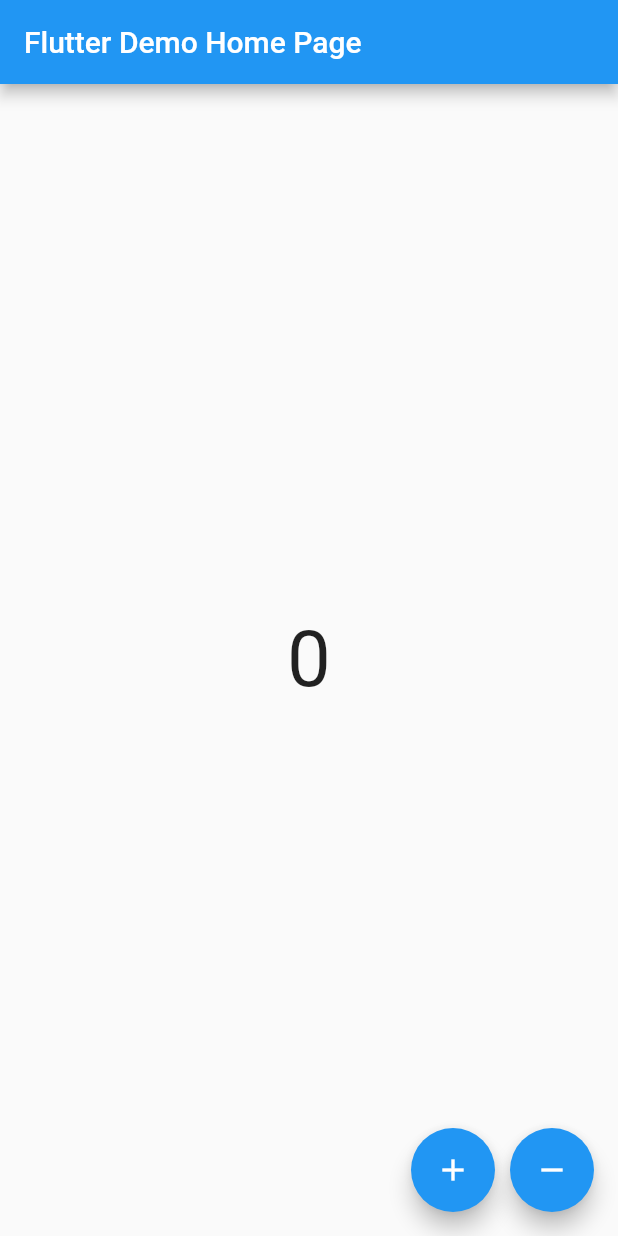
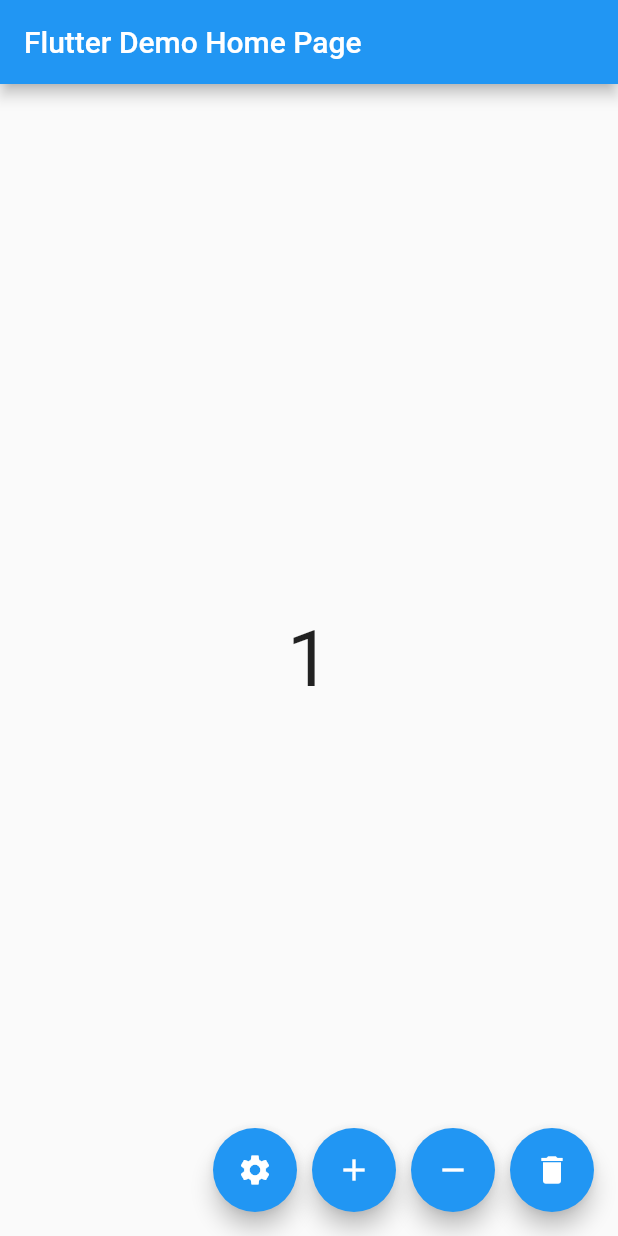
Before and after one commit to adedrey/learning_bloc, a Flutter app: the screen it shows after launch, after a tap on the "add" icon, on a phone screen of 412 x 824 dp. Run offline on Flutter 3.47's test engine with Material 2 defaults, Android fonts, the phone set to English and light mode, and no system bars; our stand-ins replace bloc, bloc_concurrency, equatable, flutter_bloc, hydrated_bloc.

Commit message:
hydrated

```diff
--- a/lib/bloc/counter/counter_bloc.dart
+++ b/lib/bloc/counter/counter_bloc.dart
@@ -1,11 +1,12 @@
 import 'package:bloc/bloc.dart';
 import 'package:bloc_concurrency/bloc_concurrency.dart';
 import 'package:equatable/equatable.dart';
+import 'package:hydrated_bloc/hydrated_bloc.dart';
 
 part 'counter_event.dart';
 part 'counter_state.dart';
 
-class CounterBloc extends Bloc<CounterEvent, CounterState> {
+class CounterBloc extends Bloc<CounterEvent, CounterState> with HydratedMixin {
   CounterBloc() : super(CounterState.initial()) {
     // on<IncrementCountEvent>(
     //   _incrementCountEvent,
@@ -32,13 +33,27 @@ class CounterBloc extends Bloc<CounterEvent, CounterState> {
 
   Future<void> _incrementCountEvent(
       IncrementCountEvent event, Emitter<CounterState> emit) async {
-    await Future.delayed(Duration(seconds: 2));
     emit(state.copyWith(counter: state.counter + 1));
   }
 
   Future<void> _decrementCountEvent(
       DecrementCountEvent event, Emitter<CounterState> emit) async {
-    await Future.delayed(Duration(seconds: 2));
     emit(state.copyWith(counter: state.counter - 1));
   }
+
+  @override
+  CounterState? fromJson(Map<String, dynamic> json) {
+    print('Counter from storage: $json');
+    final counterState = CounterState.fromJson(json);
+    print("CounterState: $counterState");
+    return counterState;
+  }
+
+  @override
+  Map<String, dynamic>? toJson(CounterState state) {
+    print('Counter to storage: $state');
+    final counterJson = state.toJson();
+    print("CounterJson: $counterJson");
+    return counterJson;
+  }
 }
--- /dev/null
+++ b/lib/bloc/theme/theme_bloc.dart
@@ -0,0 +1,39 @@
+import 'package:bloc/bloc.dart';
+import 'package:bloc_concurrency/bloc_concurrency.dart';
+import 'package:equatable/equatable.dart';
+import 'package:hydrated_bloc/hydrated_bloc.dart';
+
+part 'theme_event.dart';
+part 'theme_state.dart';
+
+class ThemeBloc extends Bloc<ThemeEvent, ThemeState> with HydratedMixin {
+  ThemeBloc() : super(ThemeState.initial()) {
+    on<ChangeThemeEvent>(
+      (event, emit) {
+        emit(
+          state.copyWith(
+              appTheme: state.appTheme == AppTheme.light
+                  ? AppTheme.dark
+                  : AppTheme.light),
+        );
+      },
+      transformer: sequential(),
+    );
+  }
+
+  @override
+  ThemeState? fromJson(Map<String, dynamic> json) {
+    print('Counter from storage: $json');
+    final themeState = ThemeState.fromJson(json);
+    print("ThemeState: $themeState");
+    return themeState;
+  }
+
+  @override
+  Map<String, dynamic>? toJson(ThemeState state) {
+    print('Counter to storage: $state');
+    final themeJson = state.toJson();
+    print("ThemeState: $themeJson");
+    return themeJson;
+  }
+}
--- /dev/null
+++ b/lib/bloc/theme/theme_event.dart
@@ -0,0 +1,10 @@
+part of 'theme_bloc.dart';
+
+abstract class ThemeEvent extends Equatable {
+  const ThemeEvent();
+
+  @override
+  List<Object> get props => [];
+}
+
+class ChangeThemeEvent extends ThemeEvent {}
--- /dev/null
+++ b/lib/bloc/theme/theme_state.dart
@@ -0,0 +1,48 @@
+// ignore_for_file: public_member_api_docs, sort_constructors_first
+part of 'theme_bloc.dart';
+
+enum AppTheme {
+  dark,
+  light;
+
+  String toJson() => name;
+  static AppTheme fromJson(String json) => values.byName(json);
+}
+
+class ThemeState extends Equatable {
+  final AppTheme appTheme;
+  ThemeState({
+    this.appTheme = AppTheme.light,
+  });
+
+  factory ThemeState.initial() => ThemeState();
+
+  @override
+  String toString() {
+    // TODO: implement toString
+    return 'ThemeState(appTheme: $appTheme)';
+  }
+
+  @override
+  List<Object> get props => [appTheme];
+
+  ThemeState copyWith({
+    AppTheme? appTheme,
+  }) {
+    return ThemeState(
+      appTheme: appTheme ?? this.appTheme,
+    );
+  }
+
+  Map<String, dynamic> toJson() {
+    return <String, dynamic>{
+      'appTheme': appTheme.toJson(),
+    };
+  }
+
+  factory ThemeState.fromJson(Map<String, dynamic> json) {
+    return ThemeState(
+      appTheme: AppTheme.fromJson(json['appTheme']),
+    );
+  }
+}
--- a/lib/main.dart
+++ b/lib/main.dart
@@ -1,9 +1,19 @@
+import 'package:flutter/foundation.dart';
 import 'package:flutter/material.dart';
 import 'package:flutter_bloc/flutter_bloc.dart';
+import 'package:hydrated_bloc/hydrated_bloc.dart';
 import 'package:learn_bloc/bloc/counter/counter_bloc.dart';
+import 'package:learn_bloc/bloc/theme/theme_bloc.dart';
 import 'package:learn_bloc/other_page.dart';
+import 'package:path_provider/path_provider.dart';
 
-void main() {
+Future<void> main() async {
+  WidgetsFlutterBinding.ensureInitialized();
+  HydratedBloc.storage = await HydratedStorage.build(
+    storageDirectory: kIsWeb
+        ? HydratedStorage.webStorageDirectory
+        : await getApplicationDocumentsDirectory(),
+  );
   runApp(const MyApp());
 }
 
@@ -13,15 +23,24 @@ class MyApp extends StatelessWidget {
   // This widget is the root of your application.
   @override
   Widget build(BuildContext context) {
-    return BlocProvider<CounterBloc>(
-      create: (context) => CounterBloc(),
-      child: MaterialApp(
-        title: 'Flutter Demo',
-        theme: ThemeData(
-          primarySwatch: Colors.blue,
+    return MultiBlocProvider(
+      providers: [
+        BlocProvider<CounterBloc>(
+          create: (context) => CounterBloc(),
         ),
-        home: const MyHomePage(),
-      ),
+        BlocProvider<ThemeBloc>(
+          create: (context) => ThemeBloc(),
+        ),
+      ],
+      child: Builder(builder: (context) {
+        return MaterialApp(
+          title: 'Flutter Demo',
+          theme: context.watch<ThemeBloc>().state.appTheme == AppTheme.light
+              ? ThemeData.light()
+              : ThemeData.dark(),
+          home: const MyHomePage(),
+        );
+      }),
     );
   }
 }
@@ -57,6 +76,14 @@ class _MyHomePageState extends State<MyHomePage> {
         mainAxisAlignment: MainAxisAlignment.end,
         children: [
           FloatingActionButton(
+            onPressed: () => context.read<ThemeBloc>().add(ChangeThemeEvent()),
+            child: Icon(Icons.settings),
+            heroTag: 'settings',
+          ),
+          SizedBox(
+            width: 10,
+          ),
+          FloatingActionButton(
             onPressed: () =>
                 context.read<CounterBloc>().add(IncrementCountEvent()),
             child: Icon(Icons.add),
@@ -71,6 +98,16 @@ class _MyHomePageState extends State<MyHomePage> {
             child: Icon(Icons.remove),
             heroTag: 'decrement',
           ),
+          SizedBox(
+            width: 10,
+          ),
+          FloatingActionButton(
+            onPressed: () {
+              HydratedBloc.storage.clear();
+            },
+            child: Icon(Icons.delete),
+            heroTag: 'delete',
+          ),
         ],
       ),
     );
--- a/pubspec.yaml
+++ b/pubspec.yaml
@@ -39,6 +39,8 @@ dependencies:
   flutter_bloc: ^8.1.3
   equatable: ^2.0.5
   bloc_concurrency: ^0.2.2
+  hydrated_bloc: ^9.1.2
+  path_provider: ^2.0.15
 
 dev_dependencies:
   flutter_test:
```
Also changed, not shown: lib/bloc/counter/counter_state.dart (+12 -2 lines), pubspec.lock, 10 other files.
